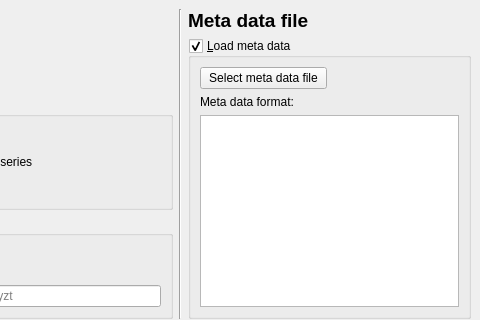
The window that mesmerize/viewer/modules/ui_files/tiff_io_pytemplate.ui (kushalkolar/MESmerize) describes before a commit, drawn with Qt 5; both pictures show x 120 to 600 and y 0 to 320 of the 600 by 411 pixel window.
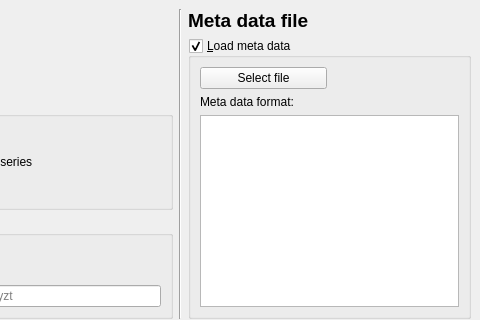
The same window after the commit.

Commit message: disable units combobox for stimulus maping module, aesthetic change to tiff_io module

What changed in the file:
```diff
--- a/mesmerize/viewer/modules/ui_files/tiff_io_pytemplate.ui
+++ b/mesmerize/viewer/modules/ui_files/tiff_io_pytemplate.ui
@@ -201,7 +201,7 @@
                 </size>
                </property>
                <property name="text">
-                <string>Select meta data file</string>
+                <string>Select file</string>
                </property>
               </widget>
              </item>
```
The commit also changes 3 other files.
